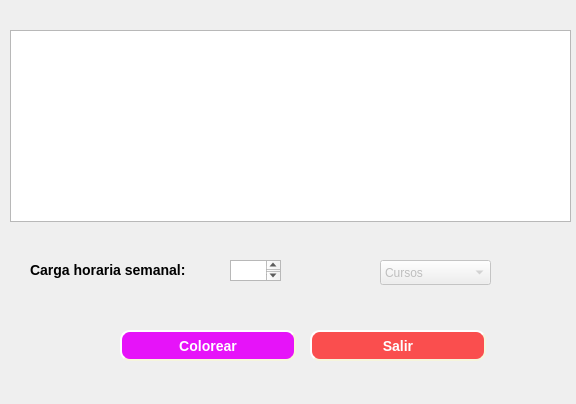
The window that coloringdialog.ui (Santiago-Pinto/colorcraft) describes before a commit, drawn with Qt 5.
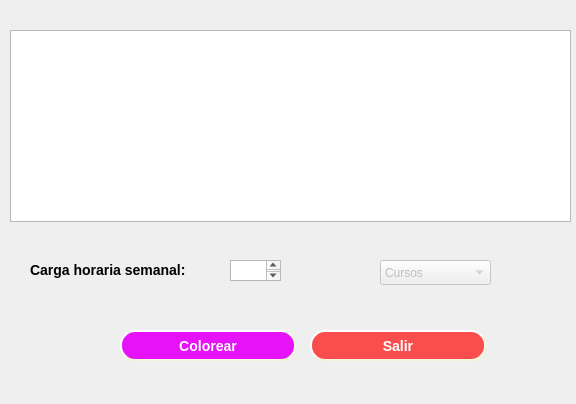
The same window after the commit.

Patch:
```diff
--- a/coloringdialog.ui
+++ b/coloringdialog.ui
@@ -36,7 +36,7 @@
       background-color: rgb(230, 19, 249);
 	  border-style: outset;
 	  border-width: 2px;
-	  border-radius: 10px;
+	  border-radius: 15px;
 	  border-color: beige;
 	  font: bold 14px;
 	  color: white;
@@ -75,7 +75,7 @@
       background-color: rgb(250, 78, 78);
 	  border-style: outset;
 	  border-width: 2px;
-	  border-radius: 10px;
+	  border-radius: 15px;
 	  border-color: beige;
 	  font: bold 14px;
 	  color: white;
```
Left out of the diff: 4 changed lines with no effect on the pictures.
